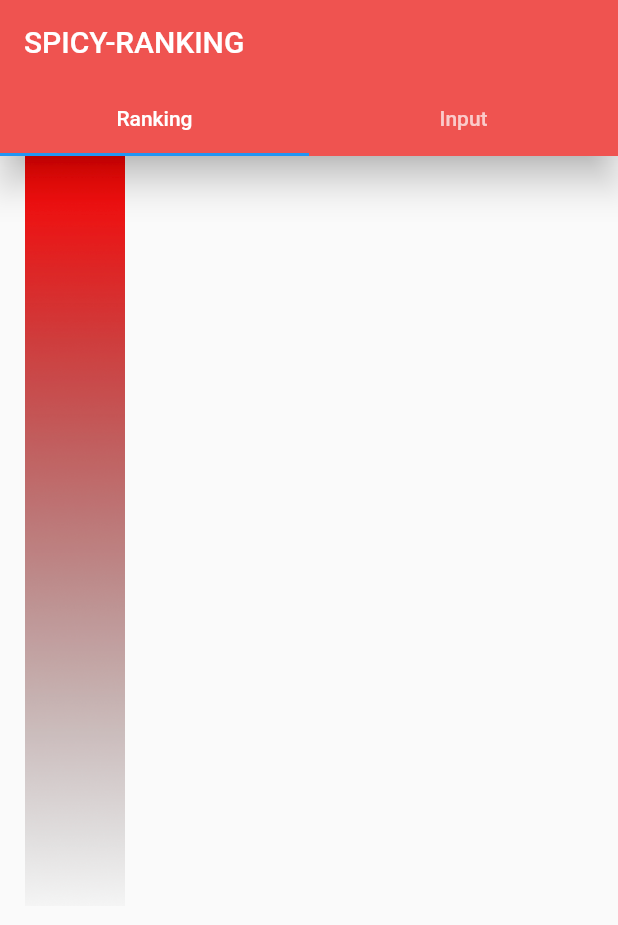
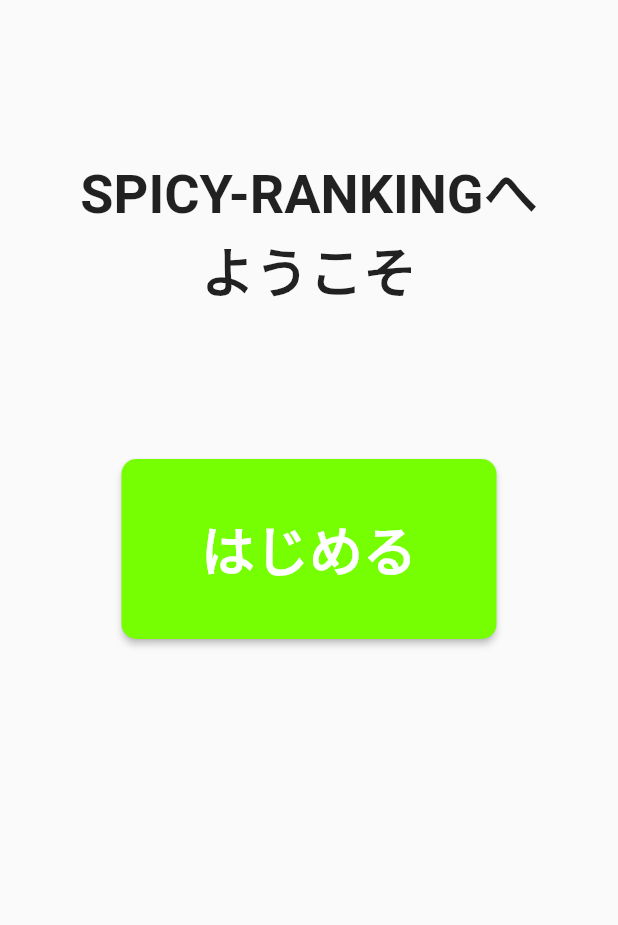
Before and after one commit to spicy-ranking/spicy-ranking, a Flutter app: the screen it shows after launch, on a phone screen of 412 x 824 dp. Shown: the top 925 px of the screen. Run offline on Flutter 3.47's test engine with Material 2 defaults, Android fonts, the phone set to English and light mode, and no system bars; our stand-ins replace cloud_firestore, firebase_core; accounts and stored records are empty.

Commit message:
add: start_page #24

```diff
--- a/lib/app.dart
+++ b/lib/app.dart
@@ -2,13 +2,18 @@
 import 'package:flutter/material.dart';
 import 'package:spicy_ranking/view/input_page.dart';
 import 'package:spicy_ranking/view/ranking_page.dart';
+import 'package:spicy_ranking/view/start_page.dart';
 
 class AppScreen extends StatefulWidget {
   const AppScreen({Key? key}) : super(key: key);
 
+  // start_pageを表示
+  @override
+  StartPageState createState() => StartPageState();
+
   // タブバーとそれに連動するタブページを表示する
-  @override
-  TabBarPageState createState() => TabBarPageState();
+  // @override
+  // TabBarPageState createState() => TabBarPageState();
 
   // ページを表示するだけの
   // Widget build(BuildContext context) {
@@ -26,6 +31,17 @@ class AppScreen extends StatefulWidget {
   //     elevation: 10,
   //   );
   // }
+}
+
+class StartPageState extends State<AppScreen> {
+
+  @override
+  Widget build(BuildContext context) {
+    return const Scaffold(
+      body: Start(),
+    );
+  }
+
 }
 
 class TabBarPageState extends State<AppScreen> {
--- /dev/null
+++ b/lib/view/start_page.dart
@@ -0,0 +1,54 @@
+import 'package:flutter/material.dart';
+
+class Start extends StatelessWidget {
+  const Start({Key? key}) : super(key: key);
+
+  @override
+  Widget build(BuildContext context) {
+    return SingleChildScrollView(
+      child: Column(
+        crossAxisAlignment: CrossAxisAlignment.start,
+        children: [
+          const Padding(
+            // 水平方向にpaddingが入っている
+            padding: EdgeInsets.symmetric(vertical: 100),
+            child: Align(
+              alignment: Alignment.center,
+              child: Text(
+                "SPICY-RANKINGへ\nようこそ",
+                textAlign: TextAlign.center,
+                style: TextStyle(
+                  fontWeight: FontWeight.bold,
+                  fontSize: 36
+                ),
+              ),
+            ),
+          ),
+          Container(
+            alignment: Alignment.bottomCenter,
+            child: SizedBox(
+              width: 250,
+              height: 120,
+              child: ElevatedButton(
+                onPressed: () {/* ボタンが押された時の処理 */},
+                style: ElevatedButton.styleFrom(
+                  backgroundColor: Colors.lightGreenAccent[400],
+                  shape: RoundedRectangleBorder(
+                    borderRadius: BorderRadius.circular(10),
+                  ),
+                ),
+                child: const Text(
+                  'はじめる',
+                  style: TextStyle(
+                    fontWeight: FontWeight.bold,
+                    fontSize: 36
+                    ),
+                  ),
+              ),
+            ),
+          ),
+        ],
+      ),
+    );
+  }
+}
```
Also changed, not shown: 1 other file.
